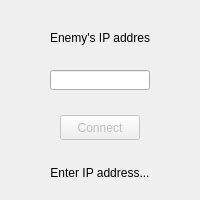
Above: src/UserInterface/ConnectPopup.ui from theodor96/fighting-cars before the change. Below: the same form after it.
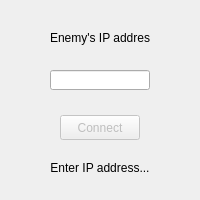
That is the form after the change.

```diff
--- a/src/UserInterface/ConnectPopup.ui
+++ b/src/UserInterface/ConnectPopup.ui
@@ -55,9 +55,9 @@
   <widget class="QLabel" name="mStateLabel">
    <property name="geometry">
     <rect>
-     <x>50</x>
-     <y>165</y>
-     <width>100</width>
+     <x>20</x>
+     <y>160</y>
+     <width>160</width>
      <height>16</height>
     </rect>
    </property>
```
